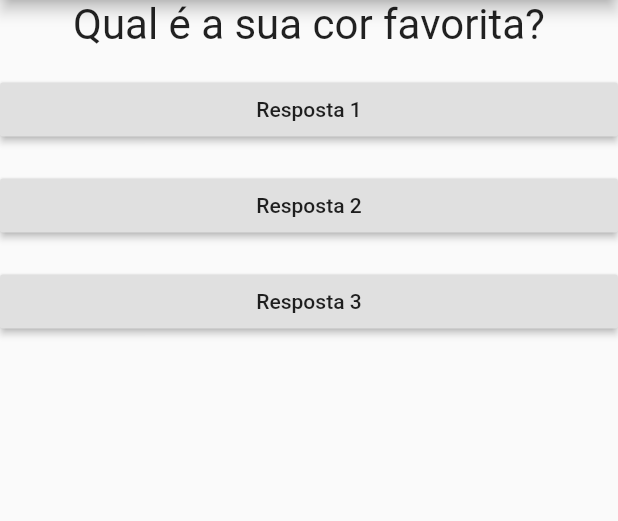
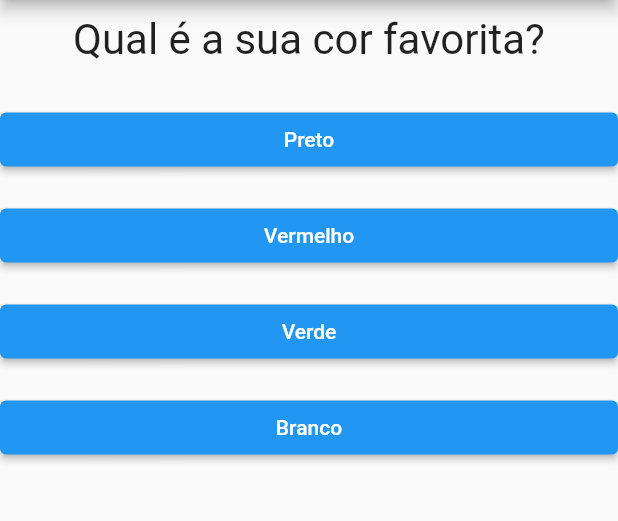
Before and after one commit to paulovictorbuenoflores/curso_flutter_completo, a Flutter app: the screen it shows after launch, on a phone screen of 412 x 824 dp, the part 84-605 px from its top. Run offline on Flutter 3.47's test engine with Material 2 defaults, Android fonts, the phone set to English and light mode, and no system bars.

Commit message:
aplicativo quase no fim

```diff
--- a/nocoes_basicas_flutter_2/projeto_perguntas/lib/main.dart
+++ b/nocoes_basicas_flutter_2/projeto_perguntas/lib/main.dart
@@ -1,58 +1,80 @@
-import 'package:flutter/cupertino.dart';
 import 'package:flutter/material.dart';
-import 'package:projeto_perguntas/questao.dart';
+import './questionario.dart';
+import './resultado.dart';
 
-void main(List<String> args) => runApp(PerguntaApp());
+void main() => runApp(const PerguntaApp());
 
-class PerguntaAppState extends State<PerguntaApp> {
+class _PerguntaAppState extends State<PerguntaApp> {
   var _perguntaSelecionada = 0;
-  void _responder() {
-    setState(() {
-      _perguntaSelecionada++;
-    });
+  var _pontuacaoTotal = 0;
+  final _perguntas = const [
+    {
+      'texto': 'Qual é a sua cor favorita?',
+      'respostas': [
+        {'texto': 'Preto', 'nota': 10},
+        {'texto': 'Vermelho', 'nota': 5},
+        {'texto': 'Verde', 'nota': 3},
+        {'texto': 'Branco', 'nota': 1},
+      ],
+    },
+    {
+      'texto': 'Qual é o seu animal favorito?',
+      'respostas': [
+        {'texto': 'Coelho', 'nota': 10},
+        {'texto': 'Cobra', 'nota': 5},
+        {'texto': 'Elefante', 'nota': 3},
+        {'texto': 'Leão', 'nota': 1},
+      ],
+    },
+    {
+      'texto': 'Qual é o seu instrutor favorito?',
+      'respostas': [
+        {'texto': 'Leo', 'nota': 10},
+        {'texto': 'Maria', 'nota': 5},
+        {'texto': 'João', 'nota': 3},
+        {'texto': 'Pedro', 'nota': 1},
+      ],
+    }
+  ];
 
-    print(_perguntaSelecionada);
+  void _responder(int pontuacao) {
+    if (temPerguntaSelecionada) {
+      setState(() {
+        _perguntaSelecionada++;
+        _pontuacaoTotal += pontuacao;
+      });
+    }
+    print(_pontuacaoTotal);
+  }
+
+  bool get temPerguntaSelecionada {
+    return _perguntaSelecionada < _perguntas.length;
   }
 
   @override
   Widget build(BuildContext context) {
-    final List<String> perguntas = [
-      'Qual é a sua cor favorita?',
-      'Qual é o seu animal favorito?',
-    ];
-
     return MaterialApp(
-        home: Scaffold(
-      appBar: AppBar(title: Text('Perguntas')),
-      body: Column(
-        children: [
-          Questao(
-            texto: perguntas[_perguntaSelecionada],
-          ),
-          Container(
-              width: double.infinity,
-              margin: const EdgeInsets.only(top: 16),
-              child: RaisedButton(
-                  child: Text("Resposta 1"), onPressed: _responder)),
-          Container(
-              width: double.infinity,
-              margin: const EdgeInsets.only(top: 16),
-              child: RaisedButton(
-                  child: Text('Resposta 2'), onPressed: _responder)),
-          Container(
-              width: double.infinity,
-              margin: const EdgeInsets.only(top: 16),
-              child: RaisedButton(
-                  child: Text('Resposta 3'), onPressed: _responder)),
-        ],
+      home: Scaffold(
+        appBar: AppBar(
+          title: const Text('Perguntas'),
+        ),
+        body: temPerguntaSelecionada
+            ? Questionario(
+                perguntas: _perguntas,
+                perguntaSelecionada: _perguntaSelecionada,
+                quandoResponder: _responder,
+              )
+            : const Resultado(),
       ),
-    ));
+    );
   }
 }
 
 class PerguntaApp extends StatefulWidget {
+  const PerguntaApp({super.key});
+
   @override
-  PerguntaAppState createState() {
-    return PerguntaAppState();
+  _PerguntaAppState createState() {
+    return _PerguntaAppState();
   }
 }
--- a/nocoes_basicas_flutter_2/projeto_perguntas/lib/questao.dart
+++ b/nocoes_basicas_flutter_2/projeto_perguntas/lib/questao.dart
@@ -1,15 +1,20 @@
-import 'package:flutter/src/foundation/key.dart';
-import 'package:flutter/src/widgets/framework.dart';
 import 'package:flutter/material.dart';
 
 class Questao extends StatelessWidget {
-  final String? texto;
-  Questao({this.texto});
+  final String texto;
+
+  const Questao(this.texto, {super.key});
+
   @override
   Widget build(BuildContext context) {
-    return Text(
-      texto!,
-      style: TextStyle(fontSize: 28),
+    return Container(
+      width: double.infinity,
+      margin: const EdgeInsets.all(10),
+      child: Text(
+        texto,
+        style: const TextStyle(fontSize: 28),
+        textAlign: TextAlign.center,
+      ),
     );
   }
 }
--- /dev/null
+++ b/nocoes_basicas_flutter_2/projeto_perguntas/lib/questionario.dart
@@ -0,0 +1,41 @@
+import 'package:flutter/material.dart';
+import './questao.dart';
+import './resposta.dart';
+
+class Questionario extends StatelessWidget {
+  final List<Map<String, Object>> perguntas;
+  final int perguntaSelecionada;
+
+  final void Function(int) quandoResponder;
+
+  const Questionario({
+    required this.perguntas,
+    required this.perguntaSelecionada,
+    required this.quandoResponder,
+    super.key,
+  });
+
+  bool get temPerguntaSelecionada {
+    return perguntaSelecionada < perguntas.length;
+  }
+
+  @override
+  Widget build(BuildContext context) {
+    List<Map<String, Object>> respostas = temPerguntaSelecionada
+        ? perguntas[perguntaSelecionada]['respostas']
+            as List<Map<String, Object>>
+        : [];
+
+    return Column(
+      children: <Widget>[
+        Questao(perguntas[perguntaSelecionada]['texto'] as String),
+        ...respostas.map((resp) {
+          return Resposta(
+            resp['texto'].toString(),
+            () => quandoResponder(int.parse(resp['nota'].toString())),
+          );
+        }).toList(),
+      ],
+    );
+  }
+}
--- /dev/null
+++ b/nocoes_basicas_flutter_2/projeto_perguntas/lib/resposta.dart
@@ -0,0 +1,20 @@
+import 'package:flutter/material.dart';
+
+class Resposta extends StatelessWidget {
+  final String texto;
+  final void Function() quandoSelecionado;
+
+  const Resposta(this.texto, this.quandoSelecionado, {super.key});
+
+  @override
+  Widget build(BuildContext context) {
+    return Container(
+      width: double.infinity,
+      margin: const EdgeInsets.only(top: 16),
+      child: ElevatedButton(
+        onPressed: quandoSelecionado,
+        child: Text(texto),
+      ),
+    );
+  }
+}
--- /dev/null
+++ b/nocoes_basicas_flutter_2/projeto_perguntas/lib/resultado.dart
@@ -0,0 +1,20 @@
+import 'package:flutter/cupertino.dart';
+import 'package:flutter/src/foundation/key.dart';
+import 'package:flutter/src/widgets/framework.dart';
+
+class Resultado extends StatelessWidget {
+  const Resultado();
+
+  @override
+  Widget build(BuildContext context) {
+    return Container(
+      child: Text('Parabéns'),
+    );
+  }
+}
+
+
+/**return Resposta(
+            resp['texto'].toString(),
+            () => quandoResponder(int.parse(resp['pontuacao'].toString())),
+          ); */
```
Also changed, not shown: 1 other file.
